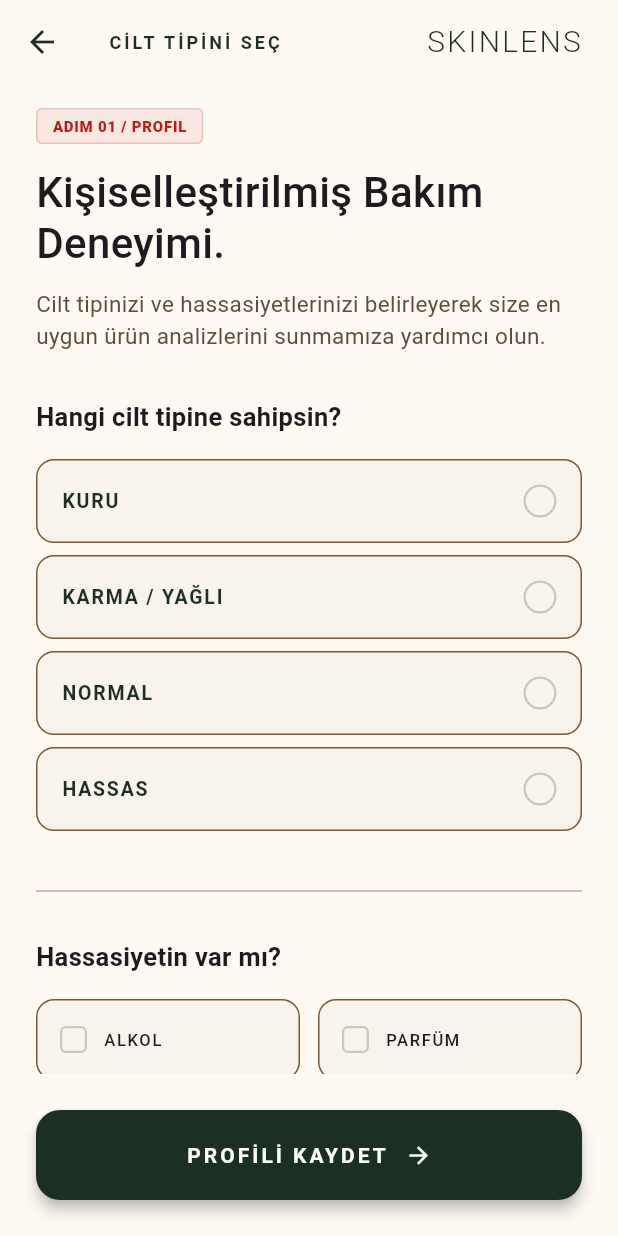
After one commit to zeynepkdursun/app-preneur-up-school, a Flutter app: the screen it shows after launch, after a tap on "CİLT ANALİZİ", on a phone screen of 412 x 824 dp. The commit adds this screen. Run offline on Flutter 3.47's test engine with Material 3 defaults, Android fonts, the phone set to English and light mode, and no system bars; our stand-ins replace google_fonts; network calls fail.

Commit message:
feat: skin_type_screen creation and integration with home screen

```diff
--- a/frontend/lib/core/constants.dart
+++ b/frontend/lib/core/constants.dart
@@ -4,12 +4,15 @@ import 'package:google_fonts/google_fonts.dart';
 class AppColors {
   // HTML'deki yeni renk tokenları mevcut isimlere eşlendi
   static const Color ink = Color(0xFF1B3022);          // primary (Derin Orman Yeşili)
+  static const Color inkSoft = Color(0xFF5C4F3A);
   static const Color sand = Color(0xFF7C5730);         // warm-bronze (Sıcak Bronz)
   static const Color sage = Color(0xFF4D6453);         // surface-tint (Muted Yeşil)
   static const Color warmWhite = Color(0xFFF8F3ED);    // surface-container-low (Krem)
   static const Color background = Color(0xFFFEF9F2);   // background (Kemik Rengi)
   static const Color terracotta = Color(0xFFBA1A1A);   // error (Kiremit Kırmızısı)
   static const Color textMuted = Color(0xFF434843);    // on-surface-variant (Gri-Yeşil)
+  static const Color surfaceContainer = Color(0xFFF2EDEA);
+  static const Color outlineVariant = Color(0xFFCEC5BA);
 
   // Overlay ve Blur için
   static Color barrierColor = const Color(0xFF1B3022).withOpacity(0.2);
--- a/frontend/lib/screens/home_screen.dart
+++ b/frontend/lib/screens/home_screen.dart
@@ -3,6 +3,7 @@ import '../core/constants.dart';
 import '../widgets/analysis_card.dart';
 import '../widgets/product_card.dart';
 import '../widgets/auth_bottom_sheet.dart';
+import '../screens/skin_type_screen.dart';
 
 class HomeScreen extends StatelessWidget {
   const HomeScreen({super.key});
@@ -28,7 +29,16 @@ class HomeScreen extends StatelessWidget {
         padding: const EdgeInsets.all(20),
         child: Column(
           children: [
-            const AnalysisCard(),
+            // 2. ADIM: AnalysisCard'ı tıklanabilir yapıyoruz ve yönlendirme ekliyoruz
+            GestureDetector(
+              onTap: () {
+                Navigator.push(
+                  context,
+                  MaterialPageRoute(builder: (context) => const SkinTypeScreen()),
+                );
+              },
+              child: AnalysisCard(),
+            ),
             const SizedBox(height: 40),
             _buildScanButton(),
             const SizedBox(height: 40),
@@ -167,4 +177,5 @@ AppBar _buildAppBar(BuildContext context) { // BuildContext ekledik
   }
 
 
+
 }
--- /dev/null
+++ b/frontend/lib/screens/skin_type_screen.dart
@@ -0,0 +1,125 @@
+import 'package:flutter/material.dart';
+import '../core/constants.dart';
+import '../widgets/skin_type_option.dart';
+import '../widgets/sensitivity_chip.dart';
+
+class SkinTypeScreen extends StatefulWidget {
+  const SkinTypeScreen({super.key});
+
+  @override
+  State<SkinTypeScreen> createState() => _SkinTypeScreenState();
+}
+
+class _SkinTypeScreenState extends State<SkinTypeScreen> {
+  String selectedType = "";
+  Map<String, bool> sensitivities = {"Alkol": false, "Parfüm": false, "Gluten / Diğer": false};
+
+  @override
+  Widget build(BuildContext context) {
+    return Scaffold(
+      backgroundColor: AppColors.background,
+      appBar: _buildAppBar(),
+      body: SingleChildScrollView(
+        padding: const EdgeInsets.fromLTRB(24, 16, 24, 120),
+        child: Column(
+          crossAxisAlignment: CrossAxisAlignment.start,
+          children: [
+            _buildStepBadge(),
+            const SizedBox(height: 16),
+            const Text("Kişiselleştirilmiş Bakım Deneyimi.",
+              style: TextStyle(fontSize: 28, fontWeight: FontWeight.w500, height: 1.2)),
+            const SizedBox(height: 12),
+            const Text("Cilt tipinizi ve hassasiyetlerinizi belirleyerek size en uygun ürün analizlerini sunmamıza yardımcı olun.",
+              style: TextStyle(color: AppColors.inkSoft, fontSize: 15, height: 1.4)),
+            const SizedBox(height: 32),
+            const Text("Hangi cilt tipine sahipsin?", style: TextStyle(fontSize: 17, fontWeight: FontWeight.w600)),
+            const SizedBox(height: 16),
+            ...["Kuru", "Karma / Yağlı", "Normal", "Hassas"].map((type) => SkinTypeOption(
+              label: type,
+              isSelected: selectedType == type,
+              onTap: () => setState(() => selectedType = type),
+            )),
+            const Padding(
+              padding: EdgeInsets.symmetric(vertical: 24),
+              child: Divider(color: AppColors.sand, thickness: 0.5),
+            ),
+            const Text("Hassasiyetin var mı?", style: TextStyle(fontSize: 17, fontWeight: FontWeight.w600)),
+            const SizedBox(height: 16),
+            _buildSensitivitiesGrid(),
+          ],
+        ),
+      ),
+      bottomSheet: _buildSaveButton(),
+    );
+  }
+
+  PreferredSizeWidget _buildAppBar() {
+    return AppBar(
+      backgroundColor: AppColors.background.withOpacity(0.95),
+      elevation: 0,
+      scrolledUnderElevation: 0,
+      leading: IconButton(icon: const Icon(Icons.arrow_back, color: AppColors.ink), onPressed: () => Navigator.pop(context)),
+      title: const Text("CİLT TİPİNİ SEÇ", style: TextStyle(color: AppColors.ink, fontSize: 12, letterSpacing: 2, fontWeight: FontWeight.w700)),
+      actions: const [
+        Padding(
+          padding: EdgeInsets.only(right: 24.0),
+          child: Center(child: Text("SKINLENS", style: TextStyle(color: AppColors.ink, fontWeight: FontWeight.w300, fontSize: 20, letterSpacing: 1.5))),
+        ),
+      ],
+    );
+  }
+
+  Widget _buildStepBadge() {
+    return Container(
+      padding: const EdgeInsets.symmetric(horizontal: 10, vertical: 4),
+      decoration: BoxDecoration(
+        color: AppColors.terracotta.withOpacity(0.08),
+        border: Border.all(color: AppColors.terracotta.withOpacity(0.2)),
+        borderRadius: BorderRadius.circular(4),
+      ),
+      child: const Text("ADIM 01 / PROFIL", style: TextStyle(color: AppColors.terracotta, fontSize: 10, fontWeight: FontWeight.w800, letterSpacing: 0.5)),
+    );
+  }
+
+  Widget _buildSensitivitiesGrid() {
+    return Wrap(
+      spacing: 12, runSpacing: 12,
+      children: sensitivities.keys.map((s) => SizedBox(
+        width: s == "Gluten / Diğer" ? double.infinity : (MediaQuery.of(context).size.width - 60) / 2,
+        child: SensitivityChip(
+          label: s,
+          isSelected: sensitivities[s]!,
+          onChanged: (val) => setState(() => sensitivities[s] = val!),
+        ),
+      )).toList(),
+    );
+  }
+
+  Widget _buildSaveButton() {
+    return Container(
+      padding: const EdgeInsets.all(24),
+      color: AppColors.background,
+      child: ElevatedButton(
+        style: ElevatedButton.styleFrom(
+          backgroundColor: AppColors.ink,
+          foregroundColor: Colors.white,
+          minimumSize: const Size(double.infinity, 60),
+          shape: RoundedRectangleBorder(borderRadius: BorderRadius.circular(16)),
+          elevation: 4,
+        ),
+        onPressed: () {
+          // Burada seçimleri kaydedip home'a dönebilirsin
+          Navigator.pop(context);
+        },
+        child: const Row(
+          mainAxisAlignment: MainAxisAlignment.center,
+          children: [
+            Text("PROFİLİ KAYDET", style: TextStyle(letterSpacing: 2, fontWeight: FontWeight.bold)),
+            SizedBox(width: 12),
+            Icon(Icons.arrow_forward, size: 18),
+          ],
+        ),
+      ),
+    );
+  }
+}
--- /dev/null
+++ b/frontend/lib/widgets/sensitivity_chip.dart
@@ -0,0 +1,43 @@
+import 'package:flutter/material.dart';
+import '../core/constants.dart';
+
+class SensitivityChip extends StatelessWidget {
+  final String label;
+  final bool isSelected;
+  final Function(bool?) onChanged;
+
+  const SensitivityChip({super.key, required this.label, required this.isSelected, required this.onChanged});
+
+  @override
+  Widget build(BuildContext context) {
+    return InkWell(
+      onTap: () => onChanged(!isSelected),
+      borderRadius: BorderRadius.circular(12),
+      child: Container(
+        padding: const EdgeInsets.symmetric(horizontal: 12, vertical: 14),
+        decoration: BoxDecoration(
+          color: AppColors.warmWhite,
+          border: Border.all(color: AppColors.sand),
+          borderRadius: BorderRadius.circular(12),
+        ),
+        child: Row(
+          mainAxisSize: MainAxisSize.min,
+          children: [
+            SizedBox(
+              width: 24, height: 24,
+              child: Checkbox(
+                value: isSelected,
+                onChanged: onChanged,
+                activeColor: AppColors.ink,
+                side: const BorderSide(color: AppColors.outlineVariant, width: 1.5),
+                shape: RoundedRectangleBorder(borderRadius: BorderRadius.circular(4)),
+              ),
+            ),
+            const SizedBox(width: 8),
+            Text(label.toUpperCase(), style: const TextStyle(fontSize: 11, letterSpacing: 1.1, fontWeight: FontWeight.w500)),
+          ],
+        ),
+      ),
+    );
+  }
+}
--- /dev/null
+++ b/frontend/lib/widgets/skin_type_option.dart
@@ -0,0 +1,48 @@
+import 'package:flutter/material.dart';
+import '../core/constants.dart';
+
+class SkinTypeOption extends StatelessWidget {
+  final String label;
+  final bool isSelected;
+  final VoidCallback onTap;
+
+  const SkinTypeOption({super.key, required this.label, required this.isSelected, required this.onTap});
+
+  @override
+  Widget build(BuildContext context) {
+    return GestureDetector(
+      onTap: onTap,
+      child: AnimatedContainer(
+        duration: const Duration(milliseconds: 200),
+        margin: const EdgeInsets.only(bottom: 8),
+        padding: const EdgeInsets.symmetric(horizontal: 16, vertical: 16),
+        decoration: BoxDecoration(
+          color: isSelected ? AppColors.surfaceContainer : AppColors.warmWhite,
+          border: Border.all(color: isSelected ? AppColors.ink : AppColors.sand),
+          borderRadius: BorderRadius.circular(12),
+        ),
+        child: Row(
+          mainAxisAlignment: MainAxisAlignment.spaceBetween,
+          children: [
+            Text(label.toUpperCase(),
+              style: const TextStyle(letterSpacing: 1.2, fontWeight: FontWeight.w600, fontSize: 13, color: AppColors.ink)),
+            Container(
+              width: 22, height: 22,
+              decoration: BoxDecoration(
+                shape: BoxShape.circle,
+                border: Border.all(color: isSelected ? AppColors.ink : AppColors.outlineVariant, width: 1.5),
+              ),
+              child: Center(
+                child: AnimatedScale(
+                  scale: isSelected ? 1 : 0,
+                  duration: const Duration(milliseconds: 200),
+                  child: Container(width: 12, height: 12, decoration: const BoxDecoration(shape: BoxShape.circle, color: AppColors.ink)),
+                ),
+              ),
+            ),
+          ],
+        ),
+      ),
+    );
+  }
+}
```
